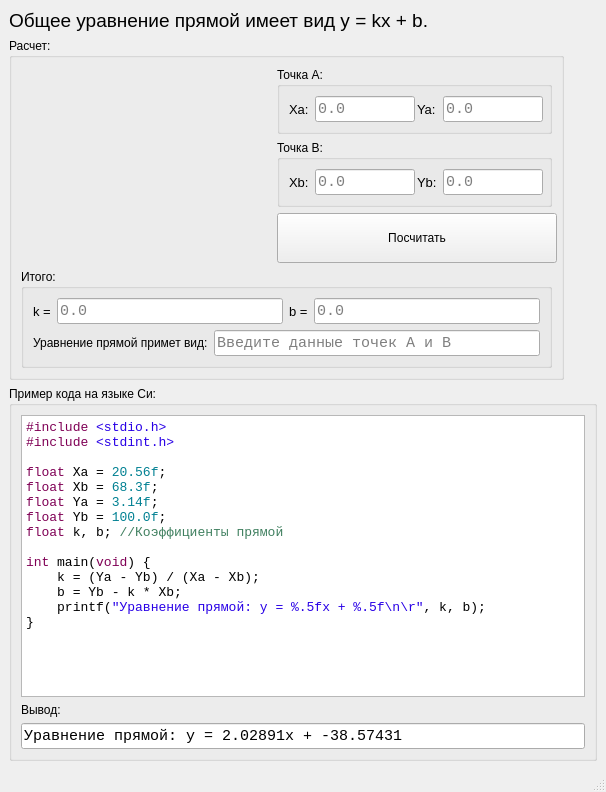
The window that calc_line_2_points.ui (Solderingironspb/CRC-Calculator-by-Solderingiron) describes before a commit, drawn with Qt 5.
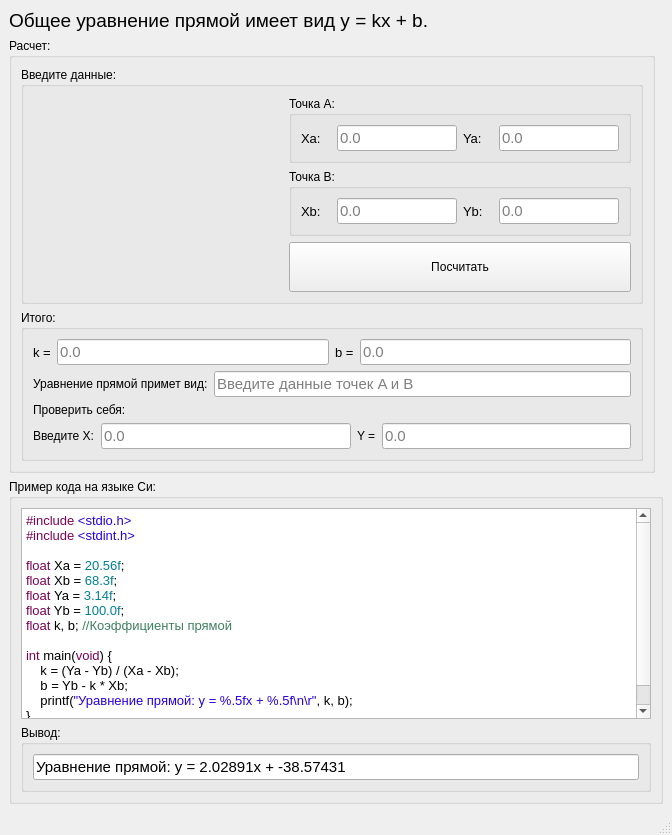
The same window after the commit. Icons and pictures are not drawn.

The edit to the form file:
```diff
--- a/calc_line_2_points.ui
+++ b/calc_line_2_points.ui
@@ -6,14 +6,14 @@
    <rect>
     <x>0</x>
     <y>0</y>
-    <width>606</width>
-    <height>792</height>
+    <width>672</width>
+    <height>835</height>
    </rect>
   </property>
   <property name="minimumSize">
    <size>
-    <width>600</width>
-    <height>559</height>
+    <width>658</width>
+    <height>709</height>
    </size>
   </property>
   <property name="maximumSize">
@@ -36,12 +36,11 @@
    <string notr="true"/>
   </property>
   <widget class="QWidget" name="centralwidget">
-   <layout class="QVBoxLayout" name="verticalLayout_8">
+   <layout class="QVBoxLayout" name="verticalLayout_2">
     <item>
      <widget class="QLabel" name="label_7">
       <property name="font">
        <font>
-        <family>Arial</family>
         <pointsize>14</pointsize>
        </font>
       </property>
@@ -51,11 +50,11 @@
      </widget>
     </item>
     <item>
-     <layout class="QHBoxLayout" name="horizontalLayout_7">
+     <layout class="QHBoxLayout" name="horizontalLayout_5">
       <item>
        <widget class="QGroupBox" name="groupBox_2">
         <property name="sizePolicy">
-         <sizepolicy hsizetype="Fixed" vsizetype="Preferred">
+         <sizepolicy hsizetype="Expanding" vsizetype="Expanding">
           <horstretch>0</horstretch>
           <verstretch>0</verstretch>
          </sizepolicy>
@@ -68,21 +67,60 @@
         </property>
         <property name="maximumSize">
          <size>
-          <width>580</width>
+          <width>1000</width>
           <height>16777215</height>
          </size>
         </property>
         <property name="title">
          <string>Расчет:</string>
         </property>
-        <layout class="QVBoxLayout" name="verticalLayout_7">
+        <layout class="QGridLayout" name="gridLayout_2">
+         <item row="0" column="0">
+          <widget class="QGroupBox" name="groupBox_6">
+           <property name="sizePolicy">
+            <sizepolicy hsizetype="Expanding" vsizetype="Preferred">
+             <horstretch>0</horstretch>
+             <verstretch>0</verstretch>
+            </sizepolicy>
+           </property>
+           <property name="minimumSize">
+            <size>
+             <width>620</width>
+             <height>216</height>
+            </size>
+           </property>
+           <property name="title">
+            <string>Введите данные:</string>
+           </property>
+           <layout class="QVBoxLayout" name="verticalLayout">
          <item>
-          <layout class="QHBoxLayout" name="horizontalLayout_6">
-           <item>
-            <layout class="QVBoxLayout" name="verticalLayout_6">
-             <item>
-              <layout class="QHBoxLayout" name="horizontalLayout_5">
-               <item>
+             <layout class="QGridLayout" name="gridLayout_4">
+              <item row="2" column="1">
+               <widget class="QPushButton" name="pushButton">
+                <property name="sizePolicy">
+                 <sizepolicy hsizetype="Expanding" vsizetype="Fixed">
+                  <horstretch>0</horstretch>
+                  <verstretch>0</verstretch>
+                 </sizepolicy>
+                </property>
+                <property name="minimumSize">
+                 <size>
+                  <width>280</width>
+                  <height>50</height>
+                 </size>
+                </property>
+                <property name="maximumSize">
+                 <size>
+                  <width>1000</width>
+                  <height>110</height>
+                 </size>
+                </property>
+                <property name="text">
+                 <string>Посчитать</string>
+                </property>
+               </widget>
+              </item>
+              <item row="0" column="0" rowspan="3">
                 <widget class="QLabel" name="label">
                  <property name="sizePolicy">
                   <sizepolicy hsizetype="Fixed" vsizetype="Fixed">
@@ -110,15 +148,13 @@
                  </property>
                 </widget>
                </item>
-               <item>
-                <layout class="QVBoxLayout" name="verticalLayout_3">
-                 <item>
+              <item row="0" column="1">
                   <widget class="QGroupBox" name="groupBox_3">
                    <property name="title">
                     <string>Точка А:</string>
                    </property>
-                   <layout class="QVBoxLayout" name="verticalLayout">
-                    <item>
+                <layout class="QGridLayout" name="gridLayout_3">
+                 <item row="0" column="0">
                      <layout class="QHBoxLayout" name="horizontalLayout">
                       <item>
                        <widget class="QLabel" name="label_2">
@@ -130,8 +166,8 @@
                         </property>
                         <property name="minimumSize">
                          <size>
-                          <width>20</width>
-                          <height>0</height>
+                       <width>30</width>
+                       <height>14</height>
                          </size>
                         </property>
                         <property name="maximumSize">
@@ -160,8 +196,8 @@
                         </property>
                         <property name="minimumSize">
                          <size>
-                          <width>100</width>
-                          <height>0</height>
+                       <width>120</width>
+                       <height>14</height>
                          </size>
                         </property>
                         <property name="maximumSize">
@@ -172,7 +208,6 @@
                         </property>
                         <property name="font">
                          <font>
-                          <family>Consolas</family>
                           <pointsize>11</pointsize>
                          </font>
                         </property>
@@ -194,8 +229,8 @@
                         </property>
                         <property name="minimumSize">
                          <size>
-                          <width>20</width>
-                          <height>0</height>
+                       <width>30</width>
+                       <height>14</height>
                          </size>
                         </property>
                         <property name="maximumSize">
@@ -224,8 +259,8 @@
                         </property>
                         <property name="minimumSize">
                          <size>
-                          <width>100</width>
-                          <height>0</height>
+                       <width>120</width>
+                       <height>14</height>
                          </size>
                         </property>
                         <property name="maximumSize">
@@ -236,7 +271,6 @@
                         </property>
                         <property name="font">
                          <font>
-                          <family>Consolas</family>
                           <pointsize>11</pointsize>
                          </font>
                         </property>
@@ -253,13 +287,19 @@
                    </layout>
                   </widget>
                  </item>
-                 <item>
+              <item row="1" column="1">
                   <widget class="QGroupBox" name="groupBox_4">
+                <property name="minimumSize">
+                 <size>
+                  <width>0</width>
+                  <height>14</height>
+                 </size>
+                </property>
                    <property name="title">
                     <string>Точка B:</string>
                    </property>
-                   <layout class="QVBoxLayout" name="verticalLayout_2">
-                    <item>
+                <layout class="QGridLayout" name="gridLayout">
+                 <item row="0" column="0">
                      <layout class="QHBoxLayout" name="horizontalLayout_2">
                       <item>
                        <widget class="QLabel" name="label_5">
@@ -271,7 +311,7 @@
                         </property>
                         <property name="minimumSize">
                          <size>
-                          <width>20</width>
+                       <width>30</width>
                           <height>0</height>
                          </size>
                         </property>
@@ -301,8 +341,8 @@
                         </property>
                         <property name="minimumSize">
                          <size>
-                          <width>100</width>
-                          <height>0</height>
+                       <width>120</width>
+                       <height>14</height>
                          </size>
                         </property>
                         <property name="maximumSize">
@@ -313,7 +353,6 @@
                         </property>
                         <property name="font">
                          <font>
-                          <family>Consolas</family>
                           <pointsize>11</pointsize>
                          </font>
                         </property>
@@ -332,8 +371,8 @@
                         </property>
                         <property name="minimumSize">
                          <size>
-                          <width>20</width>
-                          <height>0</height>
+                       <width>30</width>
+                       <height>14</height>
                          </size>
                         </property>
                         <property name="maximumSize">
@@ -362,8 +401,8 @@
                         </property>
                         <property name="minimumSize">
                          <size>
-                          <width>100</width>
-                          <height>0</height>
+                       <width>120</width>
+                       <height>14</height>
                          </size>
                         </property>
                         <property name="maximumSize">
@@ -374,7 +413,6 @@
                         </property>
                         <property name="font">
                          <font>
-                          <family>Consolas</family>
                           <pointsize>11</pointsize>
                          </font>
                         </property>
@@ -391,37 +429,19 @@
                    </layout>
                   </widget>
                  </item>
-                 <item>
-                  <widget class="QPushButton" name="pushButton">
-                   <property name="sizePolicy">
-                    <sizepolicy hsizetype="Fixed" vsizetype="Fixed">
-                     <horstretch>0</horstretch>
-                     <verstretch>0</verstretch>
-                    </sizepolicy>
-                   </property>
-                   <property name="minimumSize">
-                    <size>
-                     <width>280</width>
-                     <height>50</height>
-                    </size>
-                   </property>
-                   <property name="maximumSize">
-                    <size>
-                     <width>280</width>
-                     <height>110</height>
-                    </size>
-                   </property>
-                   <property name="text">
-                    <string>Посчитать</string>
-                   </property>
-                  </widget>
-                 </item>
-                </layout>
-               </item>
-              </layout>
-             </item>
-             <item>
+             </layout>
+            </item>
+           </layout>
+          </widget>
+         </item>
+         <item row="1" column="0">
               <widget class="QGroupBox" name="groupBox_5">
+           <property name="sizePolicy">
+            <sizepolicy hsizetype="Expanding" vsizetype="Preferred">
+             <horstretch>0</horstretch>
+             <verstretch>0</verstretch>
+            </sizepolicy>
+           </property>
                <property name="title">
                 <string>Итого:</string>
                </property>
@@ -430,6 +450,12 @@
                  <layout class="QHBoxLayout" name="horizontalLayout_3">
                   <item>
                    <widget class="QLabel" name="label_8">
+                <property name="minimumSize">
+                 <size>
+                  <width>0</width>
+                  <height>14</height>
+                 </size>
+                </property>
                     <property name="font">
                      <font>
                       <pointsize>10</pointsize>
@@ -442,9 +468,14 @@
                   </item>
                   <item>
                    <widget class="QLineEdit" name="lineEdit_k">
+                <property name="minimumSize">
+                 <size>
+                  <width>0</width>
+                  <height>14</height>
+                 </size>
+                </property>
                     <property name="font">
                      <font>
-                      <family>Consolas</family>
                       <pointsize>11</pointsize>
                      </font>
                     </property>
@@ -464,6 +495,12 @@
                   </item>
                   <item>
                    <widget class="QLabel" name="label_9">
+                <property name="minimumSize">
+                 <size>
+                  <width>0</width>
+                  <height>14</height>
+                 </size>
+                </property>
                     <property name="font">
                      <font>
                       <pointsize>10</pointsize>
@@ -476,9 +513,14 @@
                   </item>
                   <item>
                    <widget class="QLineEdit" name="lineEdit_b">
+                <property name="minimumSize">
+                 <size>
+                  <width>0</width>
+                  <height>14</height>
+                 </size>
+                </property>
                     <property name="font">
                      <font>
-                      <family>Consolas</family>
                       <pointsize>11</pointsize>
                      </font>
                     </property>
@@ -502,6 +544,12 @@
                  <layout class="QHBoxLayout" name="horizontalLayout_4">
                   <item>
                    <widget class="QLabel" name="label_6">
+                <property name="minimumSize">
+                 <size>
+                  <width>0</width>
+                  <height>14</height>
+                 </size>
+                </property>
                     <property name="text">
                      <string>Уравнение прямой примет вид:</string>
                     </property>
@@ -509,9 +557,14 @@
                   </item>
                   <item>
                    <widget class="QLineEdit" name="lineEdit_y">
+                <property name="minimumSize">
+                 <size>
+                  <width>0</width>
+                  <height>14</height>
+                 </size>
+                </property>
                     <property name="font">
                      <font>
-                      <family>Consolas</family>
                       <pointsize>11</pointsize>
                      </font>
                     </property>
@@ -525,12 +578,64 @@
                   </item>
                  </layout>
                 </item>
-               </layout>
-              </widget>
-             </item>
+            <item>
+             <layout class="QVBoxLayout" name="verticalLayout_3">
+              <item>
+               <widget class="QLabel" name="label_10">
+                <property name="text">
+                 <string>Проверить себя:</string>
+                </property>
+               </widget>
+              </item>
+              <item>
+               <layout class="QHBoxLayout" name="horizontalLayout_6">
+                <item>
+                 <widget class="QLabel" name="label_11">
+                  <property name="text">
+                   <string>Введите X:</string>
+                  </property>
+                 </widget>
+                </item>
+                <item>
+                 <widget class="QLineEdit" name="lineEdit_X_in">
+                  <property name="font">
+                   <font>
+                    <pointsize>11</pointsize>
+                   </font>
+                  </property>
+                  <property name="placeholderText">
+                   <string>0.0</string>
+                  </property>
+                 </widget>
+                </item>
+                <item>
+                 <widget class="QLabel" name="label_12">
+                  <property name="text">
+                   <string>Y =</string>
+                  </property>
+                 </widget>
+                </item>
+                <item>
+                 <widget class="QLineEdit" name="lineEdit_Y_out">
+                  <property name="font">
+                   <font>
+                    <pointsize>11</pointsize>
+                   </font>
+                  </property>
+                  <property name="readOnly">
+                   <bool>true</bool>
+                  </property>
+                  <property name="placeholderText">
+                   <string>0.0</string>
+                  </property>
+                 </widget>
+                </item>
             </layout>
            </item>
           </layout>
+            </item>
+           </layout>
+          </widget>
          </item>
         </layout>
        </widget>
@@ -542,7 +647,7 @@
         </property>
         <property name="sizeHint" stdset="0">
          <size>
-          <width>40</width>
+          <width>5</width>
           <height>20</height>
          </size>
         </property>
@@ -566,45 +671,42 @@
         <widget class="QTextBrowser" name="textBrowser">
          <property name="font">
           <font>
-           <family>Consolas</family>
            <pointsize>10</pointsize>
           </font>
          </property>
          <property name="html">
           <string>&lt;!DOCTYPE HTML PUBLIC &quot;-//W3C//DTD HTML 4.0//EN&quot; &quot;http://www.w3.org/TR/REC-html40/strict.dtd&quot;&gt;
-&lt;html&gt;&lt;head&gt;&lt;meta name=&quot;qrichtext&quot; content=&quot;1&quot; /&gt;&lt;style type=&quot;text/css&quot;&gt;
+&lt;html&gt;&lt;head&gt;&lt;meta name=&quot;qrichtext&quot; content=&quot;1&quot; /&gt;&lt;meta charset=&quot;utf-8&quot; /&gt;&lt;style type=&quot;text/css&quot;&gt;
 p, li { white-space: pre-wrap; }
-&lt;/style&gt;&lt;/head&gt;&lt;body style=&quot; font-family:'Consolas'; font-size:10pt; font-weight:400; font-style:normal;&quot;&gt;
-&lt;p style=&quot; margin-top:0px; margin-bottom:0px; margin-left:0px; margin-right:0px; -qt-block-indent:0; text-indent:0px;&quot;&gt;&lt;span style=&quot; color:#7f0055;&quot;&gt;#include &lt;/span&gt;&lt;span style=&quot; color:#2800e6;&quot;&gt;&amp;lt;stdio.h&amp;gt;&lt;/span&gt;&lt;/p&gt;
-&lt;p style=&quot; margin-top:0px; margin-bottom:0px; margin-left:0px; margin-right:0px; -qt-block-indent:0; text-indent:0px;&quot;&gt;&lt;span style=&quot; color:#7f0055;&quot;&gt;#include&lt;/span&gt;&lt;span style=&quot; color:#aa00ff;&quot;&gt; &lt;/span&gt;&lt;span style=&quot; color:#2800e6;&quot;&gt;&amp;lt;stdint.h&amp;gt;&lt;/span&gt;&lt;/p&gt;
-&lt;p style=&quot; margin-top:0px; margin-bottom:0px; margin-left:0px; margin-right:0px; -qt-block-indent:0; text-indent:0px;&quot;&gt;&lt;span style=&quot; color:#aa00ff;&quot;&gt; &lt;/span&gt;&lt;/p&gt;
-&lt;p style=&quot; margin-top:0px; margin-bottom:0px; margin-left:0px; margin-right:0px; -qt-block-indent:0; text-indent:0px;&quot;&gt;&lt;span style=&quot; color:#7f0055;&quot;&gt;float&lt;/span&gt;&lt;span style=&quot; color:#5500ff;&quot;&gt; &lt;/span&gt;&lt;span style=&quot; color:#000000;&quot;&gt;Xa = &lt;/span&gt;&lt;span style=&quot; color:#008092;&quot;&gt;20.56f&lt;/span&gt;&lt;span style=&quot; color:#000000;&quot;&gt;;&lt;/span&gt;&lt;/p&gt;
-&lt;p style=&quot; margin-top:0px; margin-bottom:0px; margin-left:0px; margin-right:0px; -qt-block-indent:0; text-indent:0px;&quot;&gt;&lt;span style=&quot; color:#7f0055;&quot;&gt;float &lt;/span&gt;&lt;span style=&quot; color:#000000;&quot;&gt;Xb = &lt;/span&gt;&lt;span style=&quot; color:#008092;&quot;&gt;68.3f&lt;/span&gt;&lt;span style=&quot; color:#000000;&quot;&gt;;&lt;/span&gt;&lt;/p&gt;
-&lt;p style=&quot; margin-top:0px; margin-bottom:0px; margin-left:0px; margin-right:0px; -qt-block-indent:0; text-indent:0px;&quot;&gt;&lt;span style=&quot; color:#7f0055;&quot;&gt;float &lt;/span&gt;&lt;span style=&quot; color:#000000;&quot;&gt;Ya = &lt;/span&gt;&lt;span style=&quot; color:#008092;&quot;&gt;3.14f&lt;/span&gt;&lt;span style=&quot; color:#000000;&quot;&gt;;&lt;/span&gt;&lt;/p&gt;
-&lt;p style=&quot; margin-top:0px; margin-bottom:0px; margin-left:0px; margin-right:0px; -qt-block-indent:0; text-indent:0px;&quot;&gt;&lt;span style=&quot; color:#7f0055;&quot;&gt;float&lt;/span&gt;&lt;span style=&quot; color:#000000;&quot;&gt; Yb = &lt;/span&gt;&lt;span style=&quot; color:#008092;&quot;&gt;100.0f&lt;/span&gt;&lt;span style=&quot; color:#000000;&quot;&gt;;&lt;/span&gt;&lt;/p&gt;
-&lt;p style=&quot; margin-top:0px; margin-bottom:0px; margin-left:0px; margin-right:0px; -qt-block-indent:0; text-indent:0px;&quot;&gt;&lt;span style=&quot; color:#7f0055;&quot;&gt;float&lt;/span&gt;&lt;span style=&quot; color:#000000;&quot;&gt; k, b; &lt;/span&gt;&lt;span style=&quot; color:#3f7f5f;&quot;&gt;//Коэффициенты прямой&lt;/span&gt;&lt;/p&gt;
-&lt;p style=&quot;-qt-paragraph-type:empty; margin-top:0px; margin-bottom:0px; margin-left:0px; margin-right:0px; -qt-block-indent:0; text-indent:0px; color:#000000;&quot;&gt;&lt;br /&gt;&lt;/p&gt;
-&lt;p style=&quot; margin-top:0px; margin-bottom:0px; margin-left:0px; margin-right:0px; -qt-block-indent:0; text-indent:0px;&quot;&gt;&lt;span style=&quot; color:#7f0055;&quot;&gt;int&lt;/span&gt;&lt;span style=&quot; color:#000000;&quot;&gt; main(&lt;/span&gt;&lt;span style=&quot; color:#7f0055;&quot;&gt;void&lt;/span&gt;&lt;span style=&quot; color:#000000;&quot;&gt;) {&lt;/span&gt;&lt;/p&gt;
-&lt;p style=&quot; margin-top:0px; margin-bottom:0px; margin-left:0px; margin-right:0px; -qt-block-indent:0; text-indent:0px;&quot;&gt;&lt;span style=&quot; color:#000000;&quot;&gt;    k = (Ya - Yb) / (Xa - Xb);&lt;/span&gt;&lt;/p&gt;
-&lt;p style=&quot; margin-top:0px; margin-bottom:0px; margin-left:0px; margin-right:0px; -qt-block-indent:0; text-indent:0px;&quot;&gt;&lt;span style=&quot; color:#000000;&quot;&gt;    b = Yb - k * Xb;&lt;/span&gt;&lt;/p&gt;
-&lt;p style=&quot; margin-top:0px; margin-bottom:0px; margin-left:0px; margin-right:0px; -qt-block-indent:0; text-indent:0px;&quot;&gt;&lt;span style=&quot; color:#000000;&quot;&gt;    printf(&lt;/span&gt;&lt;span style=&quot; color:#2800e6;&quot;&gt;&amp;quot;Уравнение прямой: y = %.5fx + %.5f\n\r&amp;quot;&lt;/span&gt;&lt;span style=&quot; color:#000000;&quot;&gt;, k, b);&lt;/span&gt;&lt;/p&gt;
-&lt;p style=&quot; margin-top:0px; margin-bottom:0px; margin-left:0px; margin-right:0px; -qt-block-indent:0; text-indent:0px;&quot;&gt;&lt;span style=&quot; color:#000000;&quot;&gt;}&lt;/span&gt;&lt;/p&gt;
-&lt;p style=&quot;-qt-paragraph-type:empty; margin-top:0px; margin-bottom:0px; margin-left:0px; margin-right:0px; -qt-block-indent:0; text-indent:0px; color:#5500ff;&quot;&gt;&lt;br /&gt;&lt;/p&gt;&lt;/body&gt;&lt;/html&gt;</string>
+&lt;/style&gt;&lt;/head&gt;&lt;body style=&quot; font-family:'Segoe UI'; font-size:10pt; font-weight:400; font-style:normal;&quot;&gt;
+&lt;p style=&quot; margin-top:0px; margin-bottom:0px; margin-left:0px; margin-right:0px; -qt-block-indent:0; text-indent:0px;&quot;&gt;&lt;span style=&quot; font-family:'Consolas'; color:#7f0055;&quot;&gt;#include &lt;/span&gt;&lt;span style=&quot; font-family:'Consolas'; color:#2800e6;&quot;&gt;&amp;lt;stdio.h&amp;gt;&lt;/span&gt;&lt;/p&gt;
+&lt;p style=&quot; margin-top:0px; margin-bottom:0px; margin-left:0px; margin-right:0px; -qt-block-indent:0; text-indent:0px;&quot;&gt;&lt;span style=&quot; font-family:'Consolas'; color:#7f0055;&quot;&gt;#include&lt;/span&gt;&lt;span style=&quot; font-family:'Consolas'; color:#aa00ff;&quot;&gt; &lt;/span&gt;&lt;span style=&quot; font-family:'Consolas'; color:#2800e6;&quot;&gt;&amp;lt;stdint.h&amp;gt;&lt;/span&gt;&lt;/p&gt;
+&lt;p style=&quot; margin-top:0px; margin-bottom:0px; margin-left:0px; margin-right:0px; -qt-block-indent:0; text-indent:0px;&quot;&gt;&lt;span style=&quot; font-family:'Consolas'; color:#aa00ff;&quot;&gt; &lt;/span&gt;&lt;/p&gt;
+&lt;p style=&quot; margin-top:0px; margin-bottom:0px; margin-left:0px; margin-right:0px; -qt-block-indent:0; text-indent:0px;&quot;&gt;&lt;span style=&quot; font-family:'Consolas'; color:#7f0055;&quot;&gt;float&lt;/span&gt;&lt;span style=&quot; font-family:'Consolas'; color:#5500ff;&quot;&gt; &lt;/span&gt;&lt;span style=&quot; font-family:'Consolas'; color:#000000;&quot;&gt;Xa = &lt;/span&gt;&lt;span style=&quot; font-family:'Consolas'; color:#008092;&quot;&gt;20.56f&lt;/span&gt;&lt;span style=&quot; font-family:'Consolas'; color:#000000;&quot;&gt;;&lt;/span&gt;&lt;/p&gt;
+&lt;p style=&quot; margin-top:0px; margin-bottom:0px; margin-left:0px; margin-right:0px; -qt-block-indent:0; text-indent:0px;&quot;&gt;&lt;span style=&quot; font-family:'Consolas'; color:#7f0055;&quot;&gt;float &lt;/span&gt;&lt;span style=&quot; font-family:'Consolas'; color:#000000;&quot;&gt;Xb = &lt;/span&gt;&lt;span style=&quot; font-family:'Consolas'; color:#008092;&quot;&gt;68.3f&lt;/span&gt;&lt;span style=&quot; font-family:'Consolas'; color:#000000;&quot;&gt;;&lt;/span&gt;&lt;/p&gt;
+&lt;p style=&quot; margin-top:0px; margin-bottom:0px; margin-left:0px; margin-right:0px; -qt-block-indent:0; text-indent:0px;&quot;&gt;&lt;span style=&quot; font-family:'Consolas'; color:#7f0055;&quot;&gt;float &lt;/span&gt;&lt;span style=&quot; font-family:'Consolas'; color:#000000;&quot;&gt;Ya = &lt;/span&gt;&lt;span style=&quot; font-family:'Consolas'; color:#008092;&quot;&gt;3.14f&lt;/span&gt;&lt;span style=&quot; font-family:'Consolas'; color:#000000;&quot;&gt;;&lt;/span&gt;&lt;/p&gt;
+&lt;p style=&quot; margin-top:0px; margin-bottom:0px; margin-left:0px; margin-right:0px; -qt-block-indent:0; text-indent:0px;&quot;&gt;&lt;span style=&quot; font-family:'Consolas'; color:#7f0055;&quot;&gt;float&lt;/span&gt;&lt;span style=&quot; font-family:'Consolas'; color:#000000;&quot;&gt; Yb = &lt;/span&gt;&lt;span style=&quot; font-family:'Consolas'; color:#008092;&quot;&gt;100.0f&lt;/span&gt;&lt;span style=&quot; font-family:'Consolas'; color:#000000;&quot;&gt;;&lt;/span&gt;&lt;/p&gt;
+&lt;p style=&quot; margin-top:0px; margin-bottom:0px; margin-left:0px; margin-right:0px; -qt-block-indent:0; text-indent:0px;&quot;&gt;&lt;span style=&quot; font-family:'Consolas'; color:#7f0055;&quot;&gt;float&lt;/span&gt;&lt;span style=&quot; font-family:'Consolas'; color:#000000;&quot;&gt; k, b; &lt;/span&gt;&lt;span style=&quot; font-family:'Consolas'; color:#3f7f5f;&quot;&gt;//Коэффициенты прямой&lt;/span&gt;&lt;/p&gt;
+&lt;p style=&quot;-qt-paragraph-type:empty; margin-top:0px; margin-bottom:0px; margin-left:0px; margin-right:0px; -qt-block-indent:0; text-indent:0px; font-family:'Consolas'; color:#000000;&quot;&gt;&lt;br /&gt;&lt;/p&gt;
+&lt;p style=&quot; margin-top:0px; margin-bottom:0px; margin-left:0px; margin-right:0px; -qt-block-indent:0; text-indent:0px;&quot;&gt;&lt;span style=&quot; font-family:'Consolas'; color:#7f0055;&quot;&gt;int&lt;/span&gt;&lt;span style=&quot; font-family:'Consolas'; color:#000000;&quot;&gt; main(&lt;/span&gt;&lt;span style=&quot; font-family:'Consolas'; color:#7f0055;&quot;&gt;void&lt;/span&gt;&lt;span style=&quot; font-family:'Consolas'; color:#000000;&quot;&gt;) {&lt;/span&gt;&lt;/p&gt;
+&lt;p style=&quot; margin-top:0px; margin-bottom:0px; margin-left:0px; margin-right:0px; -qt-block-indent:0; text-indent:0px;&quot;&gt;&lt;span style=&quot; font-family:'Consolas'; color:#000000;&quot;&gt;    k = (Ya - Yb) / (Xa - Xb);&lt;/span&gt;&lt;/p&gt;
+&lt;p style=&quot; margin-top:0px; margin-bottom:0px; margin-left:0px; margin-right:0px; -qt-block-indent:0; text-indent:0px;&quot;&gt;&lt;span style=&quot; font-family:'Consolas'; color:#000000;&quot;&gt;    b = Yb - k * Xb;&lt;/span&gt;&lt;/p&gt;
+&lt;p style=&quot; margin-top:0px; margin-bottom:0px; margin-left:0px; margin-right:0px; -qt-block-indent:0; text-indent:0px;&quot;&gt;&lt;span style=&quot; font-family:'Consolas'; color:#000000;&quot;&gt;    printf(&lt;/span&gt;&lt;span style=&quot; font-family:'Consolas'; color:#2800e6;&quot;&gt;&amp;quot;Уравнение прямой: y = %.5fx + %.5f\n\r&amp;quot;&lt;/span&gt;&lt;span style=&quot; font-family:'Consolas'; color:#000000;&quot;&gt;, k, b);&lt;/span&gt;&lt;/p&gt;
+&lt;p style=&quot; margin-top:0px; margin-bottom:0px; margin-left:0px; margin-right:0px; -qt-block-indent:0; text-indent:0px;&quot;&gt;&lt;span style=&quot; font-family:'Consolas'; color:#000000;&quot;&gt;}&lt;/span&gt;&lt;/p&gt;
+&lt;p style=&quot;-qt-paragraph-type:empty; margin-top:0px; margin-bottom:0px; margin-left:0px; margin-right:0px; -qt-block-indent:0; text-indent:0px; font-family:'Consolas'; color:#5500ff;&quot;&gt;&lt;br /&gt;&lt;/p&gt;&lt;/body&gt;&lt;/html&gt;</string>
          </property>
         </widget>
        </item>
        <item>
-        <widget class="QLabel" name="label_10">
-         <property name="text">
+        <widget class="QGroupBox" name="groupBox_7">
+         <property name="title">
           <string>Вывод:</string>
          </property>
-        </widget>
-       </item>
+         <layout class="QVBoxLayout" name="verticalLayout_8">
        <item>
         <widget class="QLineEdit" name="lineEdit_example">
          <property name="font">
           <font>
-           <family>Consolas</family>
            <pointsize>11</pointsize>
           </font>
          </property>
@@ -621,6 +723,9 @@
     </item>
    </layout>
   </widget>
+    </item>
+   </layout>
+  </widget>
   <widget class="QMenuBar" name="menubar">
    <property name="geometry">
     <rect>
```
Left out of the diff: 4 changed lines with no effect on the pictures. Lines whose indentation alone changed are shown as unchanged.
